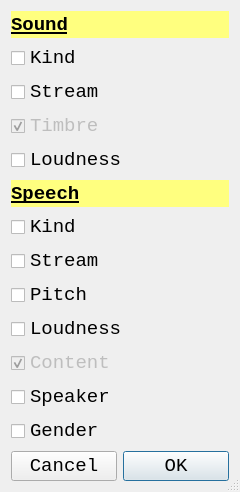
The window that epicpy/uifiles/sndtextsettingsui.ui (travisseymour/EPICpy) describes before a commit, drawn with Qt 5.
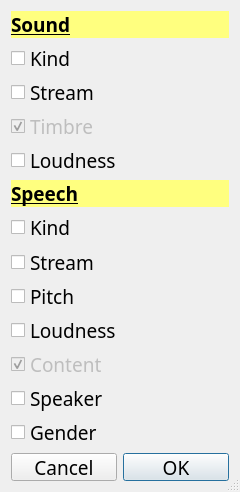
The same window after the commit.

The edit to the form file:
```diff
--- a/epicpy/uifiles/sndtextsettingsui.ui
+++ b/epicpy/uifiles/sndtextsettingsui.ui
@@ -24,7 +24,7 @@
   </property>
   <property name="font">
    <font>
-    <family>Consolas</family>
+    <family>Fira Mono</family>
     <pointsize>12</pointsize>
    </font>
   </property>
@@ -41,9 +41,8 @@
       <widget class="QLabel" name="label">
        <property name="font">
         <font>
-         <family>Consolas</family>
+         <family>Fira Mono</family>
          <pointsize>14</pointsize>
-         <weight>75</weight>
          <bold>true</bold>
          <underline>true</underline>
         </font>
@@ -61,7 +60,7 @@
       <widget class="QCheckBox" name="checkBoxSoundKind">
        <property name="font">
         <font>
-         <family>Consolas</family>
+         <family>Fira Mono</family>
          <pointsize>14</pointsize>
         </font>
        </property>
@@ -74,7 +73,7 @@
       <widget class="QCheckBox" name="checkBoxSoundStream">
        <property name="font">
         <font>
-         <family>Consolas</family>
+         <family>Fira Mono</family>
          <pointsize>14</pointsize>
         </font>
        </property>
@@ -90,7 +89,7 @@
        </property>
        <property name="font">
         <font>
-         <family>Consolas</family>
+         <family>Fira Mono</family>
          <pointsize>14</pointsize>
         </font>
        </property>
@@ -109,7 +108,7 @@
       <widget class="QCheckBox" name="checkBoxSoundLoudness">
        <property name="font">
         <font>
-         <family>Consolas</family>
+         <family>Fira Mono</family>
          <pointsize>14</pointsize>
         </font>
        </property>
@@ -122,9 +121,8 @@
       <widget class="QLabel" name="label_2">
        <property name="font">
         <font>
-         <family>Consolas</family>
+         <family>Fira Mono</family>
          <pointsize>14</pointsize>
-         <weight>75</weight>
          <bold>true</bold>
          <underline>true</underline>
         </font>
@@ -142,7 +140,7 @@
       <widget class="QCheckBox" name="checkBoxSpeechKind">
        <property name="font">
         <font>
-         <family>Consolas</family>
+         <family>Fira Mono</family>
          <pointsize>14</pointsize>
         </font>
        </property>
@@ -155,7 +153,7 @@
       <widget class="QCheckBox" name="checkBoxSpeechStream">
        <property name="font">
         <font>
-         <family>Consolas</family>
+         <family>Fira Mono</family>
          <pointsize>14</pointsize>
         </font>
        </property>
@@ -168,7 +166,7 @@
       <widget class="QCheckBox" name="checkBoxSpeechPitch">
        <property name="font">
         <font>
-         <family>Consolas</family>
+         <family>Fira Mono</family>
          <pointsize>14</pointsize>
         </font>
        </property>
@@ -181,7 +179,7 @@
       <widget class="QCheckBox" name="checkBoxSpeechLoudness">
        <property name="font">
         <font>
-         <family>Consolas</family>
+         <family>Fira Mono</family>
          <pointsize>14</pointsize>
         </font>
        </property>
@@ -197,7 +195,7 @@
        </property>
        <property name="font">
         <font>
-         <family>Consolas</family>
+         <family>Fira Mono</family>
          <pointsize>14</pointsize>
         </font>
        </property>
@@ -213,7 +211,7 @@
       <widget class="QCheckBox" name="checkBoxSpeechSpeaker">
        <property name="font">
         <font>
-         <family>Consolas</family>
+         <family>Fira Mono</family>
          <pointsize>14</pointsize>
         </font>
        </property>
@@ -226,7 +224,7 @@
       <widget class="QCheckBox" name="checkBoxSpeechGender">
        <property name="font">
         <font>
-         <family>Consolas</family>
+         <family>Fira Mono</family>
          <pointsize>14</pointsize>
         </font>
        </property>
@@ -241,7 +239,7 @@
         <widget class="QPushButton" name="pushButtonCancel">
          <property name="font">
           <font>
-           <family>Consolas</family>
+           <family>Fira Mono</family>
            <pointsize>14</pointsize>
           </font>
          </property>
@@ -254,7 +252,7 @@
         <widget class="QPushButton" name="pushButtonOK">
          <property name="font">
           <font>
-           <family>Consolas</family>
+           <family>Fira Mono</family>
            <pointsize>14</pointsize>
           </font>
          </property>
```
